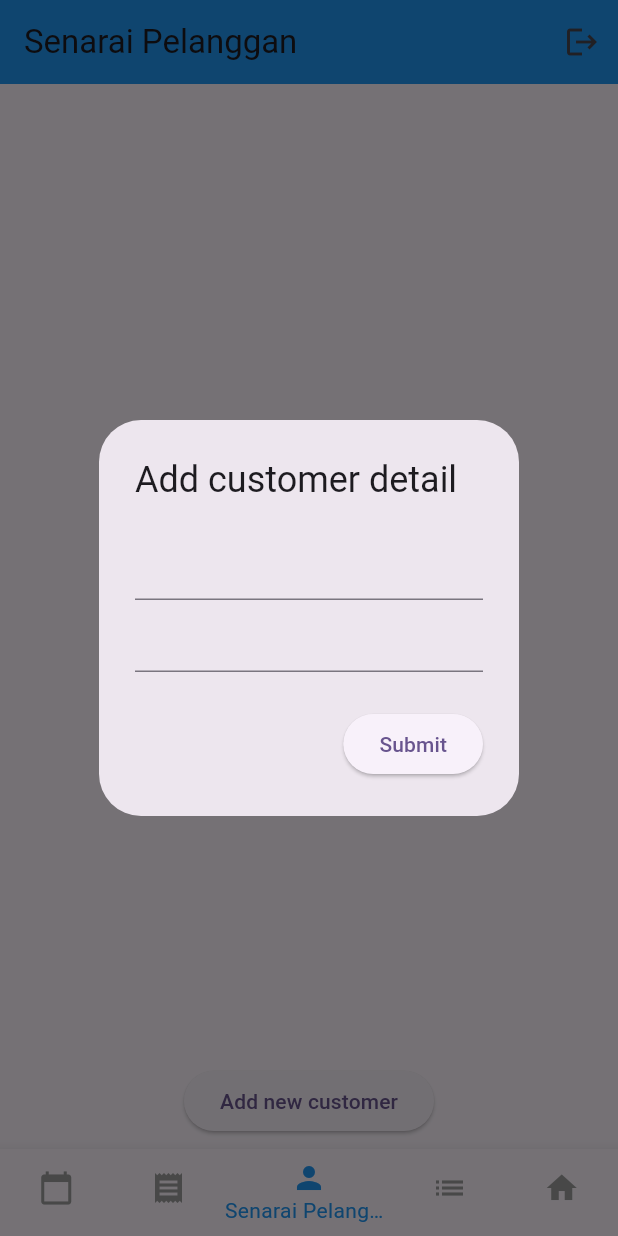
After one commit to Kshn7/Hakimi, a Flutter app: the screen it shows once a user with an empty profile is signed in, item 3 of the bottom bar chosen, after a tap on "Add new customer", on a phone screen of 412 x 824 dp. The commit adds this screen. Run offline on Flutter 3.47's test engine with Material 3 defaults, Android fonts, the phone set to English and light mode, and no system bars; our stand-ins replace cloud_firestore, firebase_auth, firebase_core, pdf, printing; accounts and stored records are empty; network calls fail.

```diff
--- a/lib/home/home.dart
+++ b/lib/home/home.dart
@@ -1,5 +1,6 @@
 import 'package:firebase_auth/firebase_auth.dart';
 import 'package:flutter/material.dart';
+import 'package:homestay_form/pelanggan/senarai_pelanggan.dart';
 
 import '../calendar/calendar.dart';
 import '../profile/profile.dart';
@@ -25,8 +26,8 @@ class HomePageState extends State<HomePage> {
 
   static final List<Widget> _widgetOptions = <Widget>[
     const BookingCalendarPage(),
-    ReceiptGenerator(),
-    const Center(child: Text('Senarai Pelanggan Page')),
+    const ReceiptGenerator(),
+    const SenaraiPelanggan(),
     const Center(child: Text('Senarai Resit Page')),
     const ProfilePage(),
   ];
@@ -45,9 +46,7 @@ class HomePageState extends State<HomePage> {
         backgroundColor: Colors.blue,
         actions: [IconButton(onPressed: _logout, icon: Icon(Icons.logout))],
       ),
-      body: SingleChildScrollView(
-        child: Center(child: _widgetOptions[_selectedIndex]),
-      ),
+      body: Center(child: _widgetOptions[_selectedIndex]),
       bottomNavigationBar: BottomNavigationBar(
         items: const <BottomNavigationBarItem>[
           BottomNavigationBarItem(
--- /dev/null
+++ b/lib/pelanggan/senarai_pelanggan.dart
@@ -0,0 +1,107 @@
+import 'package:cloud_firestore/cloud_firestore.dart';
+import 'package:firebase_auth/firebase_auth.dart';
+import 'package:flutter/material.dart';
+import 'package:uuid/uuid.dart';
+
+class SenaraiPelanggan extends StatefulWidget {
+  const SenaraiPelanggan({super.key});
+
+  @override
+  State<SenaraiPelanggan> createState() => _SenaraiPelangganState();
+}
+
+class _SenaraiPelangganState extends State<SenaraiPelanggan> {
+  @override
+  Widget build(BuildContext context) {
+    return Center(
+        child: Column(
+      mainAxisAlignment: MainAxisAlignment.center,
+      children: [
+        const Spacer(),
+        StreamBuilder(
+            stream: FirebaseFirestore.instance
+                .collection('users')
+                .doc(FirebaseAuth.instance.currentUser!.uid)
+                .collection('customers')
+                .orderBy('name'.toLowerCase())
+                .snapshots(),
+            builder: (context, snapshot) {
+              return snapshot.data == null || snapshot.data!.docs.isEmpty
+                  ? const Text("No data. Add new customer detail")
+                  : Flexible(
+                      child: ListView.builder(
+                        padding: EdgeInsets.all(8),
+                        itemCount: snapshot.data!.size,
+                        shrinkWrap: true,
+                        itemBuilder: (context, index) {
+                          var data = snapshot.data!.docs[index];
+                          return Card(
+                            child: ListTile(
+                              leading: const Icon(Icons.person),
+                              title: Text(data['name']),
+                              subtitle: Text(data['phoneNumber']),
+                              trailing: IconButton(
+                                  onPressed: () {},
+                                  icon: const Icon(
+                                    Icons.remove_circle,
+                                    color: Colors.red,
+                                  )),
+                            ),
+                          );
+                        },
+                      ),
+                    );
+            }),
+        const Spacer(),
+        Padding(
+          padding: const EdgeInsets.all(8.0),
+          child: ElevatedButton(
+              onPressed: () async {
+                var name;
+                var phoneNumber;
+                var uid = Uuid().v4();
+                await showDialog(
+                    context: context,
+                    builder: (context) => AlertDialog(
+                          title: const Text('Add customer detail'),
+                          content: Column(
+                            mainAxisSize: MainAxisSize.min,
+                            children: [
+                              TextFormField(
+                                onChanged: (v) {
+                                  name = v;
+                                },
+                              ),
+                              TextFormField(
+                                onChanged: (v) {
+                                  phoneNumber = v;
+                                },
+                              )
+                            ],
+                          ),
+                          actions: [
+                            ElevatedButton(
+                                onPressed: () async {
+                                  await FirebaseFirestore.instance
+                                      .collection('users')
+                                      .doc(FirebaseAuth
+                                          .instance.currentUser!.uid)
+                                      .collection('customers')
+                                      .doc(uid)
+                                      .set({
+                                    "uid": uid,
+                                    'name': name,
+                                    "phoneNumber": phoneNumber
+                                  }, SetOptions(merge: true));
+                                  Navigator.pop(context);
+                                },
+                                child: Text("Submit"))
+                          ],
+                        ));
+              },
+              child: const Text('Add new customer')),
+        )
+      ],
+    ));
+  }
+}
--- a/pubspec.yaml
+++ b/pubspec.yaml
@@ -36,7 +36,7 @@ dependencies:
   cloud_firestore:
   url_launcher: ^6.1.7
   flutter_dotenv: ^5.0.2
-
+  uuid:
   pdf: ^3.6.0
   printing: ^5.7.0
 
```
Also changed, not shown: pubspec.lock.
